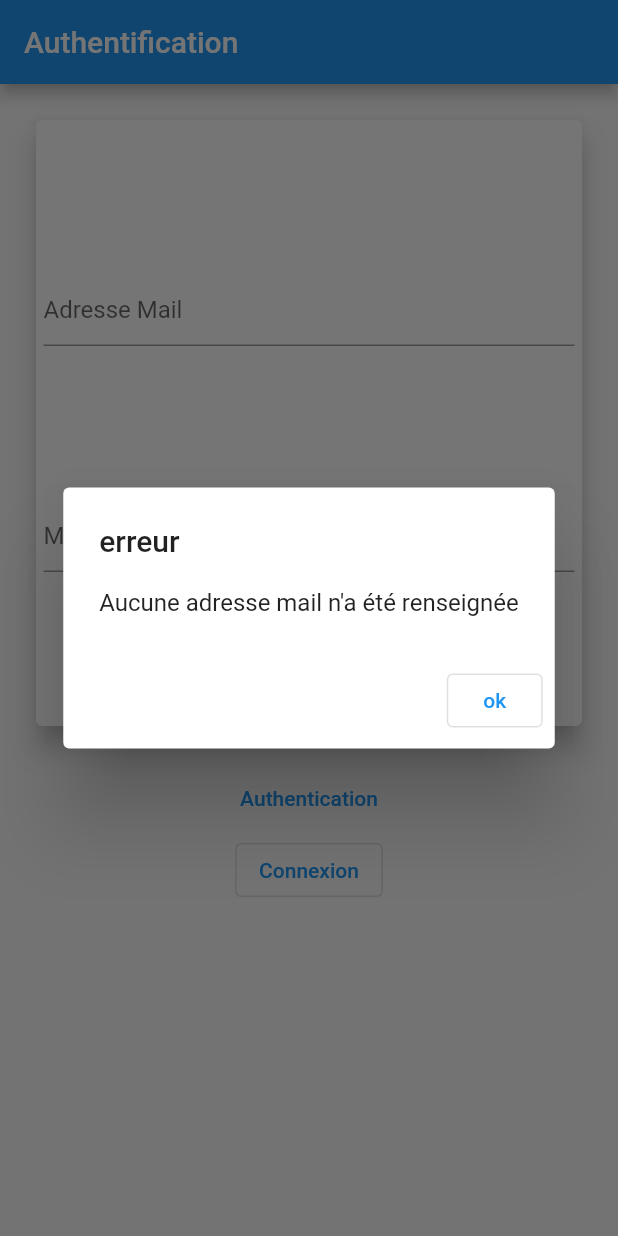
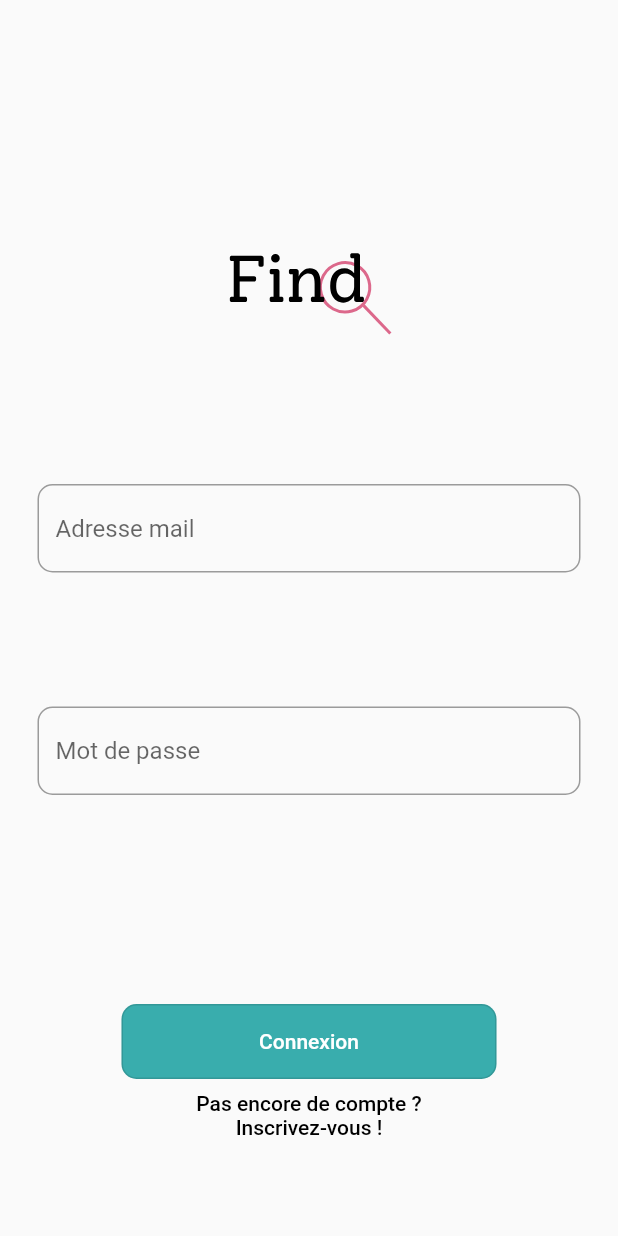
Before and after one commit to gaellebauvin/find, a Flutter app: the screen it shows after launch, after a tap on "Connexion", on a phone screen of 412 x 824 dp. Run offline on Flutter 3.47's test engine with Material 2 defaults, Android fonts, the light colour scheme and no system bars; our stand-ins replace email_validator, firebase_auth, firebase_core, firebase_database, flutter_svg, google_fonts and 1 more; accounts and stored records are empty.

```diff
--- a/lib/controller/log_controller.dart
+++ b/lib/controller/log_controller.dart
@@ -1,5 +1,9 @@
 import 'package:flutter/cupertino.dart';
 import 'package:flutter/material.dart';
+import '../model/firebase_helper.dart';
+import 'package:email_validator/email_validator.dart';
+import 'package:intl_phone_field/intl_phone_field.dart';
+import 'package:flutter_svg/flutter_svg.dart';
 
 class LogController extends StatefulWidget {
   const LogController({Key? key}) : super(key: key);
@@ -13,78 +17,115 @@ class LogControllerState extends State<LogController> {
   String _pwd = '';
   String _firstname = '';
   String _lastname = "";
+  String _phone = "";
+  String _civilite = "";
+  String _errorMessage = '';
+  String dropdownValue = 'Femme';
+  final FirebaseHelper auth = FirebaseHelper();
 
   @override
   Widget build(BuildContext context) {
     return Scaffold(
-        appBar: AppBar(title: const Text("Authentification")),
+        resizeToAvoidBottomInset: false,
         body: SingleChildScrollView(
           child: Column(children: [
             Container(
-                margin: const EdgeInsets.all(20),
+              margin: const EdgeInsets.only(
+                  top: 70, bottom: 50, left: 20, right: 20),
               width: MediaQuery.of(context).size.width - 40,
-                height: MediaQuery.of(context).size.height / 2,
-                child: Card(
-                  elevation: 7.5,
+              height: MediaQuery.of(context).size.height / 1.5,
               child: Container(
                   margin: const EdgeInsets.only(left: 5, right: 5),
                   child: Column(
                     mainAxisAlignment: MainAxisAlignment.spaceEvenly,
                     children: textfields(),
                   )),
-                )),
-            TextButton(
+            ),
+            SizedBox(
+                width: 250,
+                child: OutlinedButton(
+                    style: OutlinedButton.styleFrom(
+                      primary: Colors.white,
+                      backgroundColor: const Color(0xFF39ADAD),
+                      minimumSize: const Size.fromHeight(50),
+                      shape: const RoundedRectangleBorder(
+                          borderRadius: BorderRadius.all(Radius.circular(10))),
+                    ),
+                    onPressed: () {
+                      _handleLog();
+                    },
+                    child: Text((_log) ? "Connexion" : "Inscription",
+                        textAlign: TextAlign.center))),
+            SizedBox(
+                width: 200,
+                child: TextButton(
                     style: ButtonStyle(
-                foregroundColor: MaterialStateProperty.all<Color>(Colors.blue),
+                      foregroundColor:
+                          MaterialStateProperty.all<Color>(Colors.black),
                     ),
                     onPressed: () {
                       setState(() {
                         _log = !_log;
                       });
                     },
-              child: Text((_log) ? "Authentication" : "Création de compte"),
-            ),
-            OutlinedButton(
-                onPressed: () {
-                  _handleLog();
-                },
-                child: const Text("Connexion"))
+                    child: Center(
+                      child: Text(
+                          (_log)
+                              ? "Pas encore de compte ? Inscrivez-vous !"
+                              : "Déjà inscrit ? Connectez-vous !",
+                          textAlign: TextAlign.center),
+                    )))
           ]),
         ));
   }
 
   _handleLog() {
     if (_mail.isNotEmpty) {
+      if (EmailValidator.validate(_mail)) {
         if (_pwd.isNotEmpty) {
+          setState(() {
+            _errorMessage = "Le mot de passe doit être reseigné";
+          });
+          //Pour la connexion
           if (_log) {
-//connexion
+            auth.handleSignIn(_mail, _pwd);
           } else {
             //creation de compte
-          if (_firstname.isNotEmpty) {
-            if (_lastname.isNotEmpty) {
-//methode de creation de compte            }
+            if (_firstname.isNotEmpty && _lastname.isNotEmpty) {
+              auth.create(_mail, _pwd, _firstname, _lastname);
+              setState(() {
+                _errorMessage = "";
+              });
             } else {
-// pas de nom
-              alerte("Aucun Nom");
+              setState(() {
+                _errorMessage = "Le nom et prénom doivent être renseigné";
+              });
             }
-          } else {
-            alerte("Aucun Prenom");
           }
         }
       } else {
-        alerte('aucun mdp');
+        setState(() {
+          _errorMessage = "L'adresse mail est invalide";
+        });
       }
-    } else {
-      alerte("Aucune adresse mail n'a été renseignée");
     }
   }
 
   List<Widget> textfields() {
     List<Widget> textfield = [];
-
+    textfield.add(
+      SvgPicture.asset('assets/logo.svg', semanticsLabel: 'Logo Find'),
+    );
+    if (_log) {
       textfield.add(
         TextField(
-        decoration: const InputDecoration(hintText: "Adresse Mail"),
+          decoration: InputDecoration(
+            hintText: "Adresse mail",
+            // errorText: 'Le prénom n\'est pas valide',
+            border: OutlineInputBorder(
+              borderRadius: BorderRadius.circular(10),
+            ),
+          ),
           onChanged: (String value) {
             setState(() {
               _mail = value;
@@ -93,7 +134,13 @@ class LogControllerState extends State<LogController> {
         ),
       );
       textfield.add(TextField(
-      decoration: const InputDecoration(hintText: "Mot de passe"),
+        decoration: InputDecoration(
+          hintText: "Mot de passe",
+          // errorText: 'Le prénom n\'est pas valide',
+          border: OutlineInputBorder(
+            borderRadius: BorderRadius.circular(10),
+          ),
+        ),
         obscureText: true,
         onChanged: (String value) {
           setState(() {
@@ -101,50 +148,114 @@ class LogControllerState extends State<LogController> {
           });
         },
       ));
-
-    if (!_log) {
-      textfield.add(TextField(
-        decoration: const InputDecoration(hintText: "Prénom"),
+    } else {
+      textfield.add(DropdownButton<String>(
+        value: dropdownValue,
+        icon: const Icon(Icons.arrow_downward),
+        underline: Container(
+          height: 10,
+        ),
+        onChanged: (String? newValue) {
+          setState(() {
+            dropdownValue = newValue!;
+          });
+        },
+        items: <String>['Femme', 'Homme']
+            .map<DropdownMenuItem<String>>((String value) {
+          return DropdownMenuItem<String>(
+            value: value,
+            child: Text(value),
+          );
+        }).toList(),
+      ));
+      textfield.add(Container(
+          child: Row(children: [
+        Expanded(
+            child: Column(
+          children: [
+            TextField(
+              decoration: InputDecoration(
+                hintText: "Prénom*",
+                // errorText: 'Le prénom n\'est pas valide',
+                border: OutlineInputBorder(
+                  borderRadius: BorderRadius.circular(10),
+                ),
+              ),
               onChanged: (String value) {
                 setState(() {
                   _firstname = value;
                 });
               },
-      ));
-      textfield.add(TextField(
-        decoration: const InputDecoration(hintText: "Nom"),
+            )
+          ],
+        )),
+        Expanded(
+            child: Column(
+          children: [
+            TextField(
+              decoration: InputDecoration(
+                hintText: "Nom*",
+                // errorText: 'Le prénom n\'est pas valide',
+                border: OutlineInputBorder(
+                  borderRadius: BorderRadius.circular(10),
+                ),
+              ),
               onChanged: (String value) {
                 setState(() {
                   _lastname = value;
                 });
               },
+            )
+          ],
+        ))
+      ])));
+      textfield.add(IntlPhoneField(
+        decoration: InputDecoration(
+          labelText: 'Numéro de téléphone*',
+          border: OutlineInputBorder(
+            borderRadius: BorderRadius.circular(10),
+          ),
+        ),
+        initialCountryCode: 'FR',
+        onChanged: (phone) {
+          print(phone.completeNumber);
+        },
+      ));
+      textfield.add(
+        TextField(
+          decoration: InputDecoration(
+            hintText: "Email*",
+            border: OutlineInputBorder(
+              borderRadius: BorderRadius.circular(10),
+            ),
+          ),
+          onChanged: (String value) {
+            setState(() {
+              _mail = value;
+            });
+          },
+        ),
+      );
+      textfield.add(TextField(
+        decoration: InputDecoration(
+          hintText: "Mot de passe*",
+          // errorText: 'Le prénom n\'est pas valide',
+          border: OutlineInputBorder(
+            borderRadius: BorderRadius.circular(10),
+          ),
+        ),
+        obscureText: true,
+        onChanged: (String value) {
+          setState(() {
+            _pwd = value;
+          });
+        },
+      ));
+      textfield.add(Text(
+        _errorMessage,
+        style: TextStyle(color: Colors.red),
       ));
     }
     return textfield;
   }
-
-  Future<void> alerte(String msg) async {
-    Text title = const Text("erreur");
-    Text message = Text(msg);
-    OutlinedButton outlinedButton = OutlinedButton(
-      onPressed: () => Navigator.of(context).pop(),
-      child: Text('ok'),
-    );
-    return showDialog(
-        context: context,
-        barrierDismissible: false,
-        builder: (BuildContext ctx) {
-          return (Theme.of(context).platform == TargetPlatform.iOS)
-              ? CupertinoAlertDialog(
-                  title: title,
-                  content: message,
-                  actions: [outlinedButton],
-                )
-              : AlertDialog(
-                  title: title,
-                  content: message,
-                  actions: [outlinedButton],
-                );
-        });
 }
-}
--- a/lib/controller/main_app_controller.dart
+++ b/lib/controller/main_app_controller.dart
@@ -1,10 +1,95 @@
 import 'package:flutter/material.dart';
+import '../model/firebase_helper.dart';
+import '../model/find.dart';
+import 'findForm/find_controller.dart';
+import 'package:flutter_svg/flutter_svg.dart';
+import 'package:google_fonts/google_fonts.dart';
+import 'package:firebase_database/firebase_database.dart';
 
-class MainAppController extends StatelessWidget {
-  @override
-  Widget build(BuildContext context) {
-    return Scaffold(
-      appBar: AppBar(title: Text('Flutter chat')),
-    );
-  }
-}
+class MainAppController {}
+
+  // @override
+  // Widget build(BuildContext context) {
+  //   return Scaffold(
+  //     body: SingleChildScrollView(
+  //       child: Column(children: [
+  //         Container(
+  //             margin: const EdgeInsets.only(
+  //                 top: 70, bottom: 50, left: 20, right: 20),
+  //             width: MediaQuery.of(context).size.width - 40,
+  //             height: MediaQuery.of(context).size.height / 2,
+  //             child: Column(children: [
+  //               SizedBox(
+  //                   child: Center(
+  //                       child: SvgPicture.asset('assets/logo.svg',
+  //                           semanticsLabel: 'Logo Find'))),
+  //               SizedBox(
+  //                   width: 200,
+  //                   child: Center(
+  //                       child: Text(
+  //                     "Avez-vous trouvé un objet ou cherchez-vous un objet ?",
+  //                     textAlign: TextAlign.center,
+  //                     style: GoogleFonts.roboto(
+  //                         fontWeight: FontWeight.w700, height: 2),
+  //                   ))),
+  //               SizedBox(
+  //                   width: 250,
+  //                   child: RaisedButton(
+  //                     shape: RoundedRectangleBorder(
+  //                         borderRadius: BorderRadius.circular(10)),
+  //                     color: const Color(0xFF39ADAD),
+  //                     padding: new EdgeInsets.only(
+  //                         left: 30, right: 30, top: 13, bottom: 13),
+  //                     onPressed: () {},
+  //                     child: Row(
+  //                       mainAxisAlignment: MainAxisAlignment.center,
+  //                       children: [
+  //                         Text(
+  //                           "J’ai trouvé un objet",
+  //                           textAlign: TextAlign.center,
+  //                           style: GoogleFonts.roboto(color: Colors.white),
+  //                         ),
+  //                         Spacer(),
+  //                         Icon(Icons.arrow_forward_ios_outlined,
+  //                             color: Colors.white),
+  //                       ],
+  //                     ),
+  //                   )),
+  //               SizedBox(
+  //                   width: 250,
+  //                   child: RaisedButton(
+  //                     shape: RoundedRectangleBorder(
+  //                         borderRadius: BorderRadius.circular(10)),
+  //                     color: const Color(0xFF39ADAD),
+  //                     padding: new EdgeInsets.only(
+  //                         left: 30, right: 30, top: 13, bottom: 13),
+  //                     onPressed: () {},
+  //                     child: Row(
+  //                       mainAxisAlignment: MainAxisAlignment.center,
+  //                       children: [
+  //                         Text(
+  //                           "J’ai perdu un objet",
+  //                           textAlign: TextAlign.center,
+  //                           style: GoogleFonts.roboto(color: Colors.white),
+  //                         ),
+  //                         Spacer(),
+  //                         Icon(Icons.arrow_forward_ios_outlined,
+  //                             color: Colors.white),
+  //                       ],
+  //                     ),
+  //                   )),
+  //               TextButton(
+  //                 style: ButtonStyle(
+  //                   foregroundColor:
+  //                       MaterialStateProperty.all<Color>(Colors.blue),
+  //                 ),
+  //                 onPressed: () {
+  //                   auth.signOut();
+  //                 },
+  //                 child: Text("Deconnexion"),
+  //               )
+  //             ]))
+  //       ]),
+  //     ),
+  //   );
+  // }
--- a/lib/main.dart
+++ b/lib/main.dart
@@ -5,6 +5,7 @@ import 'package:firebase_core/firebase_core.dart';
 
 import 'controller/log_controller.dart';
 import 'controller/main_app_controller.dart';
+import 'controller/findForm/find_controller.dart';
 
 void main() async {
   WidgetsFlutterBinding.ensureInitialized();
@@ -32,39 +33,9 @@ Widget _handleAuth() {
       stream: FirebaseAuth.instance.authStateChanges(),
       builder: (BuildContext context, snapshot) {
         if (snapshot.hasData) {
-          return MainAppController();
+          return FindController();
         } else {
           return const LogController();
         }
       });
 }
-
-// class MyHomePage extends StatefulWidget {
-//   const MyHomePage({Key? key, required this.title}) : super(key: key);
-//   final String title;
-
-//   @override
-//   State<MyHomePage> createState() => _MyHomePageState();
-// }
-
-// class _MyHomePageState extends State<MyHomePage> {
-//   int _counter = 0;
-
-//   void _incrementCounter() {
-//     setState(() {
-//       _counter++;
-//     });
-//   }
-
-//   @override
-//   Widget build(BuildContext context) {
-//     return Scaffold(
-//       appBar: AppBar(
-//         title: Text(widget.title),
-//       ),
-//       body: Center(
-
-//       ),
-//     );
-//   }
-// }
--- a/lib/model/user.dart
+++ b/lib/model/user.dart
@@ -4,23 +4,29 @@ class User {
   String? uid;
   String? firstName;
   String? lastName;
-  String? imageUrl;
   String? initiales;
+  String? civilite;
+  String? email;
+  String? phone;
 
   GetUser(DataSnapshot dataSnapshot) {
     uid = dataSnapshot.key;
     Map<dynamic, dynamic> map = (dataSnapshot.value as Map);
     firstName = map["firstname"];
     lastName = map['lastName'];
-    imageUrl = map['imageUrl'];
+    civilite = map['civilite'];
+    email = map['email'];
+    phone = map['phone'];
   }
 
   Map toMap() {
     return {
       "firstname": firstName,
       "lastName": lastName,
-      "imageUrl": imageUrl,
-      "uid": uid
+      "uid": uid,
+      "civilite": civilite,
+      "email": email,
+      "phone": phone
     };
   }
 }
```
Also changed, not shown: pubspec.yaml (+9 -0 lines), pubspec.lock. Lines whose indentation alone changed are shown as unchanged.
